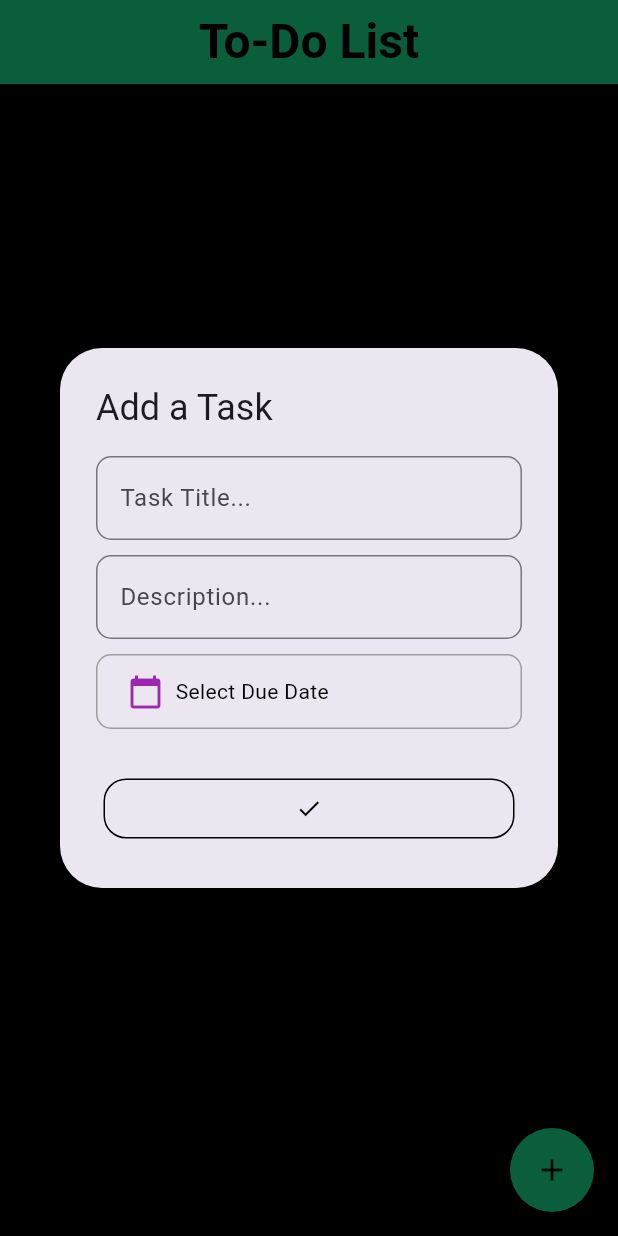
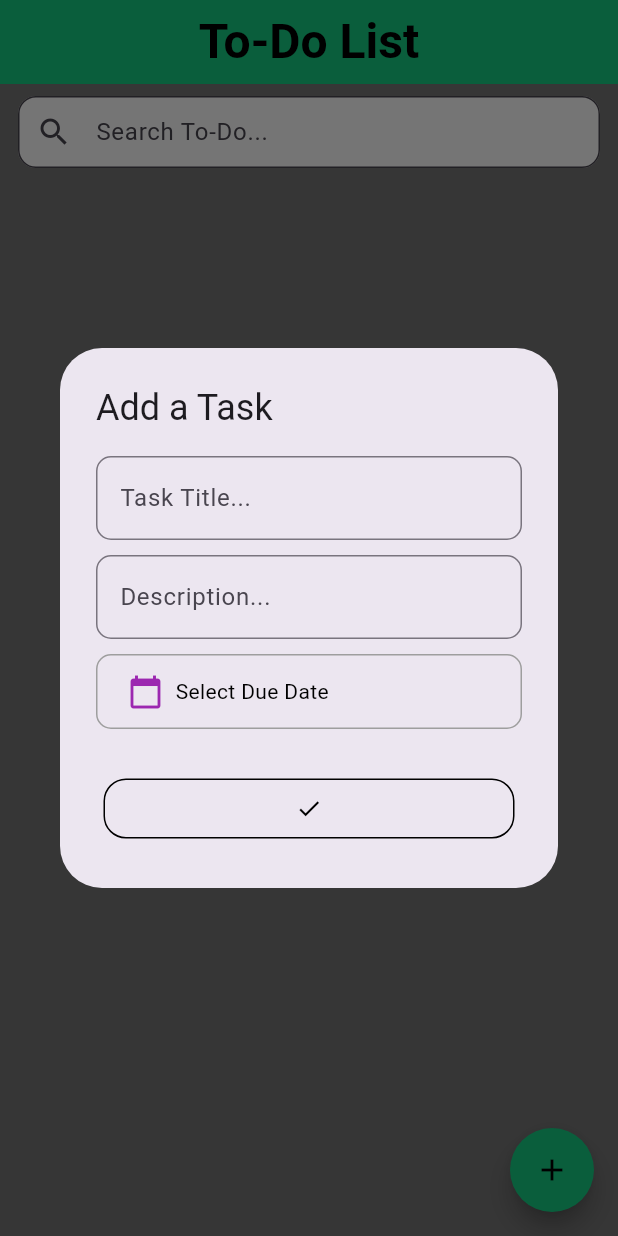
Before and after one commit to jigar225/ToDo-app, a Flutter app: the screen it shows after launch, after a tap on the "add" icon, on a phone screen of 412 x 824 dp. Run offline on Flutter 3.47's test engine with Material 3 defaults, Android fonts, the light colour scheme and no system bars; our stand-ins replace equatable, flutter_bloc, flutter_slidable, hydrated_bloc.

Commit message:
added search bar and alos added edit functionalities

```diff
--- a/lib/bloc/todo_event.dart
+++ b/lib/bloc/todo_event.dart
@@ -30,3 +30,21 @@ class AlterTodo extends TodoEvent{
   @override
   List<Object?> get props => [index];
 }
+
+class SearchQueryChanged extends TodoEvent {
+  final String query;
+  const SearchQueryChanged(this.query);
+
+  @override
+  List<Object?> get props => [query];
+}
+
+class ModifyTodo extends TodoEvent {
+  final int index;
+  final Todo updatedTodo;
+
+  const ModifyTodo({required this.index, required this.updatedTodo});
+
+  @override
+  List<Object?> get props => [index, updatedTodo];
+}
--- a/lib/bloc/todo_state.dart
+++ b/lib/bloc/todo_state.dart
@@ -5,14 +5,16 @@ enum TodoStatus { initial, loading, success, error }
 class TodoState extends Equatable {
   final List<Todo> todos;
   final TodoStatus status;
+  final String searchQuery;
 
   const TodoState({
     this.todos = const <Todo>[],
     this.status = TodoStatus.initial,
+    this.searchQuery = "",
   });
 
-  TodoState copyWith({TodoStatus? status, List<Todo>? todos}) {
-    return TodoState(todos: todos ?? this.todos, status: status ?? this.status);
+  TodoState copyWith({TodoStatus? status, List<Todo>? todos,String? searchQuery}) {
+    return TodoState(todos: todos ?? this.todos, status: status ?? this.status,searchQuery: searchQuery ?? this.searchQuery);
   }
 
   factory TodoState.fromJson(Map<String,dynamic>json){
@@ -20,17 +22,18 @@ class TodoState extends Equatable {
       var listOfTodos = (json['todo'] as List<dynamic>).map((e)=>Todo.fromJson(e as Map<String,dynamic>)).toList();
       return TodoState(
         todos: listOfTodos,
-        status: TodoStatus.values.firstWhere((element)=> element.name.toString() == json['status'])
+        status: TodoStatus.values.firstWhere((element)=> element.name.toString() == json['status']),
+          searchQuery: json['searchQuery'] ?? '',
       );
     }catch(e){
       rethrow;
     }
   }
-
   Map<String,dynamic>toJson(){
    return {
      'todo':todos,
-     'status':status.name
+     'status':status.name,
+     'searchQuery': searchQuery
    };
   }
   @override
--- a/lib/home.dart
+++ b/lib/home.dart
@@ -3,6 +3,7 @@ import 'package:flutter/material.dart';
 import 'package:flutter_bloc/flutter_bloc.dart';
 import 'package:to_do_bloc/bloc/todo_bloc.dart';
 import 'package:to_do_bloc/widget/add_todo_dailog.dart';
+import 'package:to_do_bloc/widget/searchbar.dart';
 import 'package:to_do_bloc/widget/todo_card.dart';
 
 class HomeScreen extends StatelessWidget {
@@ -20,14 +21,18 @@ const HomeScreen({super.key});
   @override
   Widget build(BuildContext context) {
     return Scaffold(
-      backgroundColor: Colors.black,
+      backgroundColor: Colors.black54,
       appBar: AppBar(
         backgroundColor: Color(0xFF15CD83),
         foregroundColor: Colors.black,
         centerTitle: true,
         title: Text("To-Do List", style: TextStyle(fontWeight: FontWeight.bold, fontSize: 32)),
       ),
-      body: Padding(
+      body: Column(
+        children: [
+          const SearchBarWidget(),
+          Expanded(
+            child: Padding(
               padding: const EdgeInsets.all(8),
               child: BlocBuilder<TodoBloc, TodoState>(
                 builder: (context, state) {
@@ -44,6 +49,9 @@ const HomeScreen({super.key});
                 },
               ),
             ),
+          ),
+        ],
+      ),
       floatingActionButton: FloatingActionButton(
         onPressed: () => _showAddDialog(context),
         shape: CircleBorder(),
--- a/lib/widget/add_todo_dailog.dart
+++ b/lib/widget/add_todo_dailog.dart
@@ -5,7 +5,16 @@ import '../model/todo.dart';
 import '../utils/date_formatter.dart';
 
 class AddTodoDialog extends StatefulWidget {
-  const AddTodoDialog({super.key});
+  final bool isEdit;
+  final Todo? todo;
+  final int? index;
+
+  const AddTodoDialog({
+    super.key,
+    this.isEdit = false,
+    this.todo,
+    this.index,
+  });
 
   @override
   State<AddTodoDialog> createState() => _AddTodoDialogState();
@@ -16,7 +25,30 @@ class _AddTodoDialogState extends State<AddTodoDialog> {
   final TextEditingController _descController = TextEditingController();
   DateTime? _selectedDate;
 
-  void _addTodo() {
+  @override
+  void initState() {
+    super.initState();
+    if (widget.isEdit && widget.todo != null) {
+      _titleController.text = widget.todo!.title;
+      _descController.text = widget.todo!.subtitle;
+      _selectedDate = widget.todo!.dueDate;
+    }
+  }
+
+  void _saveTodo() {
+    if (widget.isEdit) {
+      context.read<TodoBloc>().add(
+        ModifyTodo(
+          index: widget.index!,
+          updatedTodo: Todo(
+            title: _titleController.text,
+            subtitle: _descController.text,
+            dueDate: _selectedDate,
+            isDone: widget.todo?.isDone ?? false,
+          ),
+        ),
+      );
+    } else {
       context.read<TodoBloc>().add(AddTodo(
         Todo(
           title: _titleController.text,
@@ -24,13 +56,15 @@ class _AddTodoDialogState extends State<AddTodoDialog> {
           dueDate: _selectedDate,
         ),
       ));
+    }
+
     Navigator.pop(context);
   }
 
   @override
   Widget build(BuildContext context) {
     return AlertDialog(
-      title: const Text("Add a Task"),
+      title: Text(widget.isEdit ? "Edit Task" : "Add a Task"),
       content: Column(
         mainAxisSize: MainAxisSize.min,
         children: [
@@ -74,7 +108,7 @@ class _AddTodoDialogState extends State<AddTodoDialog> {
         Padding(
           padding: const EdgeInsets.all(5),
           child: TextButton(
-            onPressed: _addTodo,
+            onPressed: _saveTodo,
             style: TextButton.styleFrom(
               shape: RoundedRectangleBorder(
                 side: const BorderSide(color: Colors.black),
--- /dev/null
+++ b/lib/widget/searchbar.dart
@@ -0,0 +1,28 @@
+// lib/widget/search_bar.dart
+import 'package:flutter/material.dart';
+import 'package:flutter_bloc/flutter_bloc.dart';
+import 'package:to_do_bloc/bloc/todo_bloc.dart';
+
+class SearchBarWidget extends StatelessWidget {
+  const SearchBarWidget({super.key});
+
+  @override
+  Widget build(BuildContext context) {
+    return Padding(
+      padding: const EdgeInsets.symmetric(horizontal: 12, vertical: 8),
+      child: TextField(
+        decoration: InputDecoration(
+          hintText: 'Search To-Do...',
+          prefixIcon: Icon(Icons.search),
+          filled: true,
+          fillColor: Colors.white,
+          contentPadding: EdgeInsets.symmetric(horizontal: 16, vertical: 12),
+          border: OutlineInputBorder(borderRadius: BorderRadius.circular(12)),
+        ),
+        onChanged: (query) {
+          context.read<TodoBloc>().add(SearchQueryChanged(query));
+        },
+      ),
+    );
+  }
+}
```
Also changed, not shown: lib/bloc/todo_bloc.dart (+21 -0 lines), lib/widget/todo_card.dart (+36 -3 lines). Lines whose indentation alone changed are shown as unchanged.
